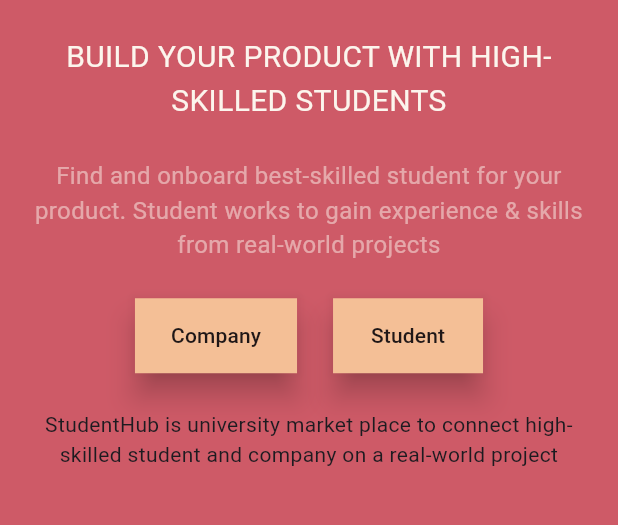
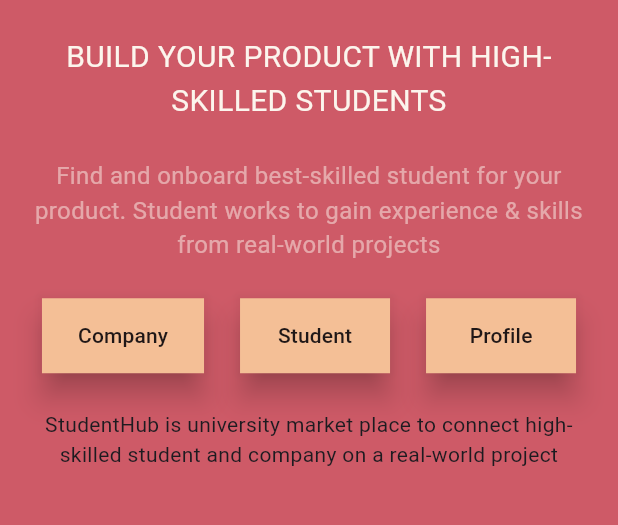
Before and after one commit to NTL2706/MobileAdvance, a Flutter app: the screen it shows after launch, on a phone screen of 412 x 824 dp, the part 571-1096 px from its top. Run offline on Flutter 3.47's test engine with Material 3 defaults, Android fonts, the phone set to English and light mode, and no system bars.

Commit message:
Create >> create base screen profile

```diff
--- a/lib/feature/auth/views/login.dart
+++ b/lib/feature/auth/views/login.dart
@@ -35,13 +35,13 @@ class LoginPage extends StatelessWidget {
               const SizedBox(
                 height: 10,
               ),
-              CustomTextField(
+              const CustomTextField(
                 hintText: "Username or email",
               ),
               const SizedBox(
                 height: 10,
               ),
-              PasswordFielddWidget(),
+              const PasswordFielddWidget(),
               const SizedBox(
                 height: 10,
               ),
@@ -64,7 +64,7 @@ class LoginPage extends StatelessWidget {
                       onTap: () {
                         Navigator.push(context, MaterialPageRoute(
                           builder: (context) {
-                            return SignUpByCategory();
+                            return const SignUpByCategory();
                           },
                         ));
                       },
--- a/lib/feature/home/views/home_page.dart
+++ b/lib/feature/home/views/home_page.dart
@@ -1,5 +1,6 @@
 import 'package:final_project_advanced_mobile/feature/auth/constants/sigup_category.dart';
 import 'package:final_project_advanced_mobile/feature/auth/views/login.dart';
+import 'package:final_project_advanced_mobile/feature/profie/views/profile_screen.dart';
 import 'package:flutter/material.dart';
 
 class HomePage extends StatelessWidget {
@@ -75,7 +76,7 @@ class HomePage extends StatelessWidget {
                               borderRadius: BorderRadius.circular(
                                   0.0), // Đặt giá trị để có góc bo tròn
                             ),
-                            minimumSize: Size(100.0, 50.0)),
+                            minimumSize: const Size(100.0, 50.0)),
                         child: const Text('Company',
                             style: TextStyle(
                                 color: Color.fromARGB(255, 31, 23, 23))),
@@ -94,15 +95,42 @@ class HomePage extends StatelessWidget {
                           ));
                         },
                         style: ElevatedButton.styleFrom(
-                            backgroundColor: Color.fromARGB(255, 244, 191, 150),
+                            backgroundColor:
+                                const Color.fromARGB(255, 244, 191, 150),
                             elevation: 8.0, // Điều chỉnh độ nâng
                             shadowColor: Colors.black, // Đặt màu đổ bóng
                             shape: RoundedRectangleBorder(
                               borderRadius: BorderRadius.circular(
                                   0.0), // Đặt giá trị để có góc bo tròn
                             ),
-                            minimumSize: Size(100.0, 50.0)),
+                            minimumSize: const Size(100.0, 50.0)),
                         child: const Text('Student',
+                            style: TextStyle(
+                                color: Color.fromARGB(255, 31, 23, 23))),
+                      ),
+                      // TODO: Test profile
+                      const SizedBox(width: 24.0),
+                      ElevatedButton(
+                        onPressed: () {
+                          Navigator.push(context, MaterialPageRoute(
+                            builder: (context) {
+                              return const ProfileScreen();
+                            },
+                          ));
+                        },
+                        style: ElevatedButton.styleFrom(
+                          backgroundColor:
+                              const Color.fromARGB(255, 244, 191, 150),
+                          elevation: 8.0, // setup config lift
+                          shadowColor:
+                              Colors.black, // setup config shadow color
+                          shape: RoundedRectangleBorder(
+                            borderRadius: BorderRadius.circular(
+                                0.0), // setup config border radius
+                          ),
+                          minimumSize: const Size(100.0, 50.0),
+                        ),
+                        child: const Text('Profile',
                             style: TextStyle(
                                 color: Color.fromARGB(255, 31, 23, 23))),
                       ),
```
Also changed, not shown: lib/feature/profie/views/profile_screen.dart (added, +119 -0 lines), lib/feature/profie/views/init.dart (deleted).
